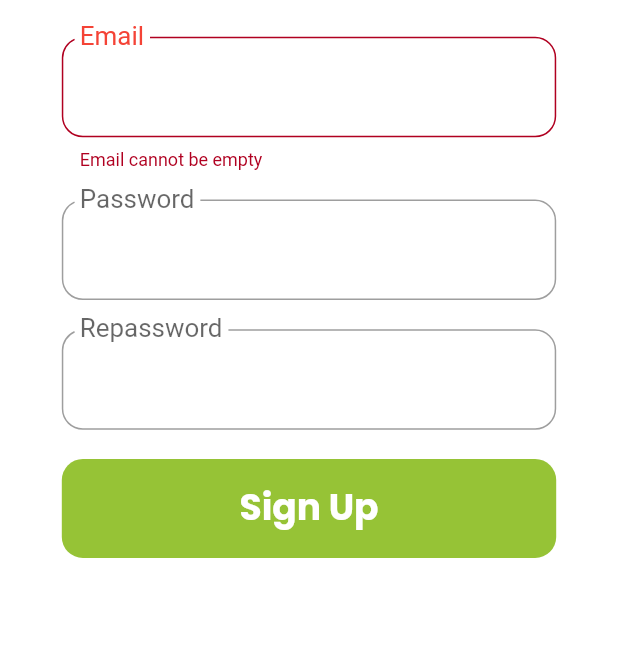
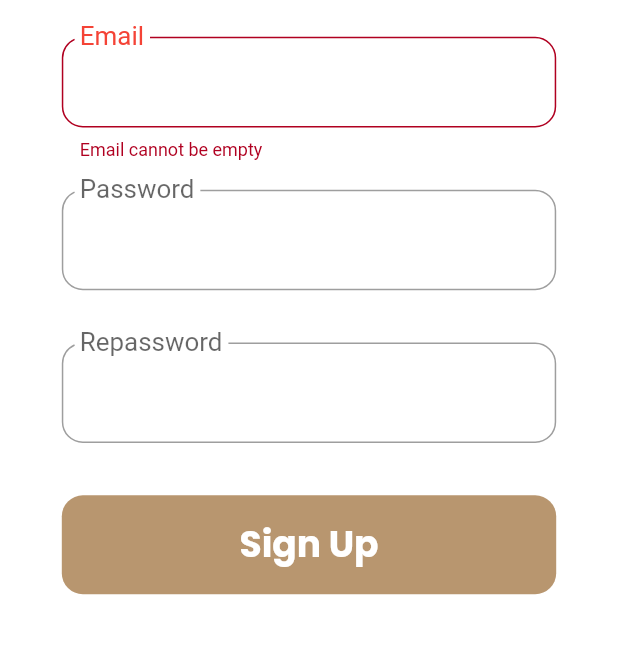
Before and after one commit to DoodleBears/paclub, a Flutter app: the RegisterAccountPage screen opened by its route, after a tap on "Sign Up", on a phone screen of 412 x 824 dp, the part 286-940 px from its top. Run offline on Flutter 3.47's test engine with Material 2 defaults, Android fonts, the phone set to English and light mode, and no system bars; drawn by our look-alikes of pull_to_refresh; our stand-ins replace cached_network_image, cloud_firestore, connectivity_plus, firebase_auth, firebase_core, firebase_storage and 9 more; missing offline and left inert: flutter_app_badger; accounts and stored records are empty.

Commit message:
fix: 调整登录注册部分配色, 将signout移至个人页面

```diff
--- a/lib/backend/api/firebase_auth_api.dart
+++ b/lib/backend/api/firebase_auth_api.dart
@@ -72,7 +72,8 @@ class FirebaseAuthApi extends GetxController {
   /// - [AppResponse]
   ///   - message: [String] 错误代码
   ///   - data: 成功: [String]邮箱 | 失败: null
-  Future<AppResponse> signInWithEmail(String email, String password) async =>
+  Future<AppResponse> signInWithEmailAndPassword(
+          String email, String password) async =>
       firebaseAuthRepository.signInWithEmailAndPassword(email, password);
 
   /// # 使用Google账号登录功能
--- a/lib/frontend/constants/colors.dart
+++ b/lib/frontend/constants/colors.dart
@@ -24,6 +24,7 @@ class AppColors {
   // NOTE: Home
   static Color? homeListViewBackgroundColor = Colors.grey[200];
   // NOTE: General Widget
+  static Color? circleButtonBackgoundColor = Colors.white;
   static Color? bottomNavigationBarTabColor = Colors.black;
   static Color? bottomNavigationBarBackgroundColor = Colors.white;
   static Color? refreshIndicatorColor = Colors.white;
@@ -46,6 +47,7 @@ class AppColors {
     // NOTE: Home
     homeListViewBackgroundColor = Colors.grey[200];
     // NOTE: General Widget
+    circleButtonBackgoundColor = Colors.white;
     bottomNavigationBarTabColor = Colors.black;
     bottomNavigationBarBackgroundColor = Colors.white;
     refreshIndicatorColor = Colors.white;
@@ -69,6 +71,7 @@ class AppColors {
     // NOTE: Home
     homeListViewBackgroundColor = Colors.black;
     // NOTE: General Widget
+    circleButtonBackgoundColor = Colors.grey[850];
     bottomNavigationBarTabColor = Colors.white;
     bottomNavigationBarBackgroundColor = Colors.black;
     refreshIndicatorColor = Colors.grey[900];
@@ -81,7 +84,7 @@ const accentColor = Color(0xFF96C336);
 const accentLightColor = Color(0xFFB3D270);
 const accentDarkColor = Color(0xFF75D118);
 const primaryColor = Color(0xFFb8966f);
-const primaryLightColor = Color(0xFFFCF4E9);
+const primaryLightColor = Color(0xFFd9b890);
 const primaryDarkColor = Color(0xFF9c835b);
 const black = Colors.black;
 const grey100 = Color(0xFFF5F5F5);
--- a/lib/frontend/views/auth/login/components/circle_button.dart
+++ b/lib/frontend/views/auth/login/components/circle_button.dart
@@ -6,7 +6,7 @@ import 'package:get/get.dart';
 class CircleButton extends StatelessWidget {
   final VoidCallback onPressed;
   final String imageUrl;
-  final Color color;
+  final Color? color;
   final double height;
 
   const CircleButton({
--- a/lib/frontend/views/auth/login/login_controller.dart
+++ b/lib/frontend/views/auth/login/login_controller.dart
@@ -72,7 +72,6 @@ class LoginController extends GetxController {
       Get.until((route) => false);
       Get.toNamed(Routes.TABS);
     }
-    toastBottom(appResponse.message);
 
     isLoading = false;
     update();
@@ -100,7 +99,7 @@ class LoginController extends GetxController {
     logger.d('提交登录信息，开始进行登录验证');
 
     final AppResponse appResponse =
-        await authModule.signInWithEmail(username, password);
+        await authModule.signInWithEmailAndPassword(username, password);
     if (appResponse.data != null) {
       if (authEmailController.isEmailVerified()) {
         Get.until((route) => false);
--- a/lib/frontend/views/auth/register/account/register_account_body.dart
+++ b/lib/frontend/views/auth/register/account/register_account_body.dart
@@ -13,6 +13,7 @@ const int countdownTime = 60;
 
 class RegisterAccountBody extends GetView<RegisterAccountController> {
   final AuthEmailController authController = Get.find();
+  final double inputFieldHeight = Get.height * 0.1;
   @override
   Widget build(BuildContext context) {
     return Container(
@@ -43,17 +44,13 @@ class RegisterAccountBody extends GetView<RegisterAccountController> {
               builder: (_) {
                 return FadeInScaleContainer(
                   width: Get.width * 0.8,
-                  height: controller.isRegisterd ? 0.0 : null,
+                  height: controller.isRegisterd ? 0.0 : inputFieldHeight,
                   isShow: controller.isRegisterd == false,
                   child: RoundedInputField(
                     textInputType: TextInputType.emailAddress,
                     error: controller.isEmailOK == false,
                     errorText: controller.errorText,
                     labelText: 'Email',
-                    icon: Icon(
-                      Icons.person,
-                      color: accentColor,
-                    ),
                     onChanged: controller.onUsernameChanged,
                   ),
                 );
@@ -65,7 +62,7 @@ class RegisterAccountBody extends GetView<RegisterAccountController> {
               builder: (_) {
                 return FadeInScaleContainer(
                   width: Get.width * 0.8,
-                  height: controller.isRegisterd ? 0.0 : null,
+                  height: controller.isRegisterd ? 0.0 : inputFieldHeight,
                   isShow: controller.isRegisterd == false,
                   child: RoundedPasswordField(
                     hintText: 'Password',
@@ -86,7 +83,7 @@ class RegisterAccountBody extends GetView<RegisterAccountController> {
               builder: (_) {
                 return FadeInScaleContainer(
                   width: Get.width * 0.8,
-                  height: controller.isRegisterd ? 0.0 : null,
+                  height: controller.isRegisterd ? 0.0 : inputFieldHeight,
                   isShow: controller.isRegisterd == false,
                   child: RoundedPasswordField(
                     hintText: 'Repassword',
@@ -101,12 +98,28 @@ class RegisterAccountBody extends GetView<RegisterAccountController> {
               },
             ),
             SizedBox(height: 3 + Get.height * 0.02),
-
+            // *  注册按钮
+            GetBuilder<RegisterAccountController>(
+              builder: (_) {
+                return RoundedLoadingButton(
+                  width:
+                      controller.isLoading ? Get.width * 0.4 : Get.width * 0.8,
+                  height: Get.height * 0.08,
+                  text: controller.isRegisterd ? 'Login' : 'Sign Up',
+                  color: primaryColor,
+                  // 点击后确认登录
+                  onPressed: controller.isRegisterd
+                      ? () async => controller.loginAfterSignUp()
+                      : () async => await controller.registerWithEmail(context),
+                  // 在点击后触发loading效果，加载结束后再次触发，取消loading
+                  isLoading: controller.isLoading,
+                );
+              },
+            ),
             GetBuilder<RegisterAccountController>(
               builder: (_) {
                 return Column(
                   mainAxisAlignment: MainAxisAlignment.center,
-                  verticalDirection: VerticalDirection.up,
                   children: [
                     AnimatedSizedBox(
                       width: Get.width * 0.8,
@@ -118,6 +131,8 @@ class RegisterAccountBody extends GetView<RegisterAccountController> {
                     GetBuilder<AuthEmailController>(
                       builder: (_) {
                         return FadeInCountdownButton(
+                          buttonColor: accentColor,
+                          textColor: Colors.white,
                           icon: Icon(Icons.send),
                           isShow: controller.isResendButtonShow,
                           height: Get.height * 0.08,
@@ -149,11 +164,10 @@ class RegisterAccountBody extends GetView<RegisterAccountController> {
                           child: RoundedButton(
                             onPressed: () =>
                                 controller.loginSkipAuthorization(),
-                            color: primaryColor,
+                            color: Colors.grey,
                             child: Text(
                               'Skip',
                               style: TextStyle(
-                                color: Colors.white,
                                 fontWeight: FontWeight.bold,
                                 fontSize: 24.0,
                               ),
@@ -166,23 +180,6 @@ class RegisterAccountBody extends GetView<RegisterAccountController> {
                 );
               },
             ),
-            // *  注册按钮
-            GetBuilder<RegisterAccountController>(
-              builder: (_) {
-                return RoundedLoadingButton(
-                  width:
-                      controller.isLoading ? Get.width * 0.4 : Get.width * 0.8,
-                  height: Get.height * 0.08,
-                  text: controller.isRegisterd ? 'Login' : 'Sign Up',
-                  // 点击后确认登录
-                  onPressed: controller.isRegisterd
-                      ? () async => controller.loginAfterSignUp()
-                      : () async => await controller.registerWithEmail(context),
-                  // 在点击后触发loading效果，加载结束后再次触发，取消loading
-                  isLoading: controller.isLoading,
-                );
-              },
-            ),
           ],
         ),
       ),
--- a/lib/frontend/views/auth/register/form/register_form_body.dart
+++ b/lib/frontend/views/auth/register/form/register_form_body.dart
@@ -29,6 +29,7 @@ class RegisterFormBody extends GetView<RegisterFormController> {
                 width: Get.width * 0.8,
                 height: Get.height * 0.08,
                 text: 'Next',
+                color: primaryColor,
                 // 点击后确认用户名不为空
                 onPressed: () => controller.nextPage(context),
                 isLoading: false,
--- a/lib/frontend/views/main/message/components/chatroom_list/components/chatroom_list_user_tile.dart
+++ b/lib/frontend/views/main/message/components/chatroom_list/components/chatroom_list_user_tile.dart
@@ -133,7 +133,10 @@ class ChatroomsListUserTile extends StatelessWidget {
                               lastMessage,
                               maxLines: 2,
                               overflow: TextOverflow.ellipsis,
-                              style: TextStyle(fontSize: 14),
+                              style: TextStyle(
+                                fontSize: 14,
+                                color: Colors.grey,
+                              ),
                             ),
                           ),
                           // 未读数量 messageNotRead
--- a/lib/frontend/views/main/user/profile/my_profile_page.dart
+++ b/lib/frontend/views/main/user/profile/my_profile_page.dart
@@ -16,6 +16,10 @@ class MyProfilePage extends GetView<UserController> {
     logger.i('渲染 —— MyProfilePage');
 
     return Scaffold(
+      floatingActionButton: FloatingActionButton(
+        onPressed: () => {controller.signOut()},
+        child: Icon(Icons.exit_to_app),
+      ),
       appBar: AppBar(
         backgroundColor: Colors.transparent,
         elevation: 0, // z-index高度的感觉，影响 AppBar 的阴影
--- a/lib/frontend/views/main/user/user_binding.dart
+++ b/lib/frontend/views/main/user/user_binding.dart
@@ -1,4 +1,6 @@
 import 'package:get/get.dart';
+import 'package:paclub/backend/api/firebase_auth_api.dart';
+import 'package:paclub/frontend/modules/auth_module.dart';
 import 'package:paclub/frontend/views/main/user/user_controller.dart';
 import 'package:paclub/utils/logger.dart';
 
@@ -8,6 +10,8 @@ class UserBinding implements Bindings {
   Future<void> dependencies() async {
     logger.wtf('[自动绑定]依赖注入 —— UserBinding');
 
+    Get.lazyPut<FirebaseAuthApi>(() => FirebaseAuthApi());
+    Get.lazyPut<AuthModule>(() => AuthModule());
     Get.put<UserController>(UserController());
     // 如果希望是懒加载，则用下面一行（会导致每次打开页面重新刷新内容，因为 Controller 重建了）
     // Get.lazyPut<FirebaseStorageApi>(() => FirebaseStorageApi());
--- a/lib/frontend/views/main/user/user_controller.dart
+++ b/lib/frontend/views/main/user/user_controller.dart
@@ -3,6 +3,7 @@ import 'dart:io';
 import 'package:flutter/material.dart';
 import 'package:flutter_app_badger/flutter_app_badger.dart';
 import 'package:get/get.dart';
+import 'package:paclub/frontend/modules/auth_module.dart';
 import 'package:paclub/frontend/modules/user_module.dart';
 import 'package:paclub/frontend/widgets/widgets.dart';
 import 'package:paclub/helper/app_constants.dart';
@@ -13,6 +14,7 @@ import 'package:paclub/utils/logger.dart';
 
 class UserController extends GetxController {
   final UserModule _userModule = Get.find<UserModule>();
+  final AuthModule _authModule = Get.find<AuthModule>();
   final TextEditingController displayNameTextController =
       TextEditingController();
   final TextEditingController bioTextController = TextEditingController();
@@ -25,6 +27,10 @@ class UserController extends GetxController {
   bool isProfileEdited = false;
   bool isSaveLoading = false;
   File? imageFile;
+
+  Future<void> signOut() async {
+    await _authModule.signOut();
+  }
 
   void resetEditPage() {
     imageFile = null;
--- a/lib/frontend/widgets/buttons/countdown_button.dart
+++ b/lib/frontend/widgets/buttons/countdown_button.dart
@@ -16,7 +16,8 @@ class CountdownButton extends StatelessWidget {
   /// - [countdown] 显示的倒计时数字
   /// - [isLoading] loading判断条件
   /// - [icon] button 上的 icon (会在文字左侧)
-  /// - [color] 文字颜色
+  /// - [textColor] 文字颜色
+  /// - [buttonColor] 按钮颜色
   const CountdownButton({
     Key? key,
     required this.text,
@@ -24,14 +25,16 @@ class CountdownButton extends StatelessWidget {
     required this.countdown,
     required this.isLoading,
     this.icon,
-    this.color = accentColor,
+    this.textColor,
+    this.buttonColor = accentColor,
   }) : super(key: key);
 
   final int countdown;
   final String text;
   final VoidCallback onPressed;
   final bool isLoading;
-  final Color color;
+  final Color? textColor;
+  final Color buttonColor;
   final Icon? icon;
 
   @override
@@ -40,10 +43,11 @@ class CountdownButton extends StatelessWidget {
       onPressed: onPressed,
       style: TextButton.styleFrom(
         shape: RoundedRectangleBorder(
-            borderRadius: BorderRadius.circular(borderRadius)),
+          borderRadius: BorderRadius.circular(borderRadius),
+        ),
         shadowColor: Colors.transparent,
-        primary: countdown == 0 ? color : Colors.grey[600],
-        backgroundColor: countdown == 0 ? Colors.grey[100] : primaryLightColor,
+        primary: countdown == 0 ? textColor : Colors.grey[400],
+        backgroundColor: countdown == 0 ? buttonColor : Colors.grey[600],
       ),
       // FittedBox 防止内容溢出
       child: FittedBox(
--- a/lib/frontend/widgets/buttons/fade_in_countdown_button.dart
+++ b/lib/frontend/widgets/buttons/fade_in_countdown_button.dart
@@ -23,7 +23,8 @@ class FadeInCountdownButton extends StatelessWidget {
   /// - [isLoading] 是否加载中（显示圆圈加载动画）
   /// - [icon] 文字左侧的 icon
   /// - [width] 按钮宽度
-  /// - [color] 文字颜色
+  /// - [textColor] 文字颜色
+  /// - [buttonColor] 按钮颜色
   const FadeInCountdownButton({
     Key? key,
     required this.isShow,
@@ -34,7 +35,8 @@ class FadeInCountdownButton extends StatelessWidget {
     required this.isLoading,
     this.icon,
     this.width,
-    this.color = accentColor,
+    this.textColor,
+    this.buttonColor = accentColor,
   }) : super(key: key);
 
   final bool isShow;
@@ -44,7 +46,8 @@ class FadeInCountdownButton extends StatelessWidget {
   final int countdown;
   final Icon? icon;
   final String text;
-  final Color color;
+  final Color? textColor;
+  final Color buttonColor;
   final VoidCallback onPressed;
 
   @override
@@ -57,13 +60,13 @@ class FadeInCountdownButton extends StatelessWidget {
               : Get.width * 0.8),
       height: height,
       child: CountdownButton(
-        onPressed: onPressed,
-        countdown: countdown,
-        isLoading: isLoading,
-        icon: icon,
-        text: text,
-        color: color,
-      ),
+          onPressed: onPressed,
+          countdown: countdown,
+          isLoading: isLoading,
+          icon: icon,
+          text: text,
+          textColor: textColor,
+          buttonColor: buttonColor),
     );
   }
 }
```
Also changed, not shown: lib/backend/repository/remote/firebase_auth_repository.dart (+9 -9 lines), lib/constants/log_message.dart (+29 -30 lines), lib/frontend/modules/auth_module.dart (+13 -12 lines), lib/frontend/views/auth/login/login_body.dart (+11 -6 lines).
